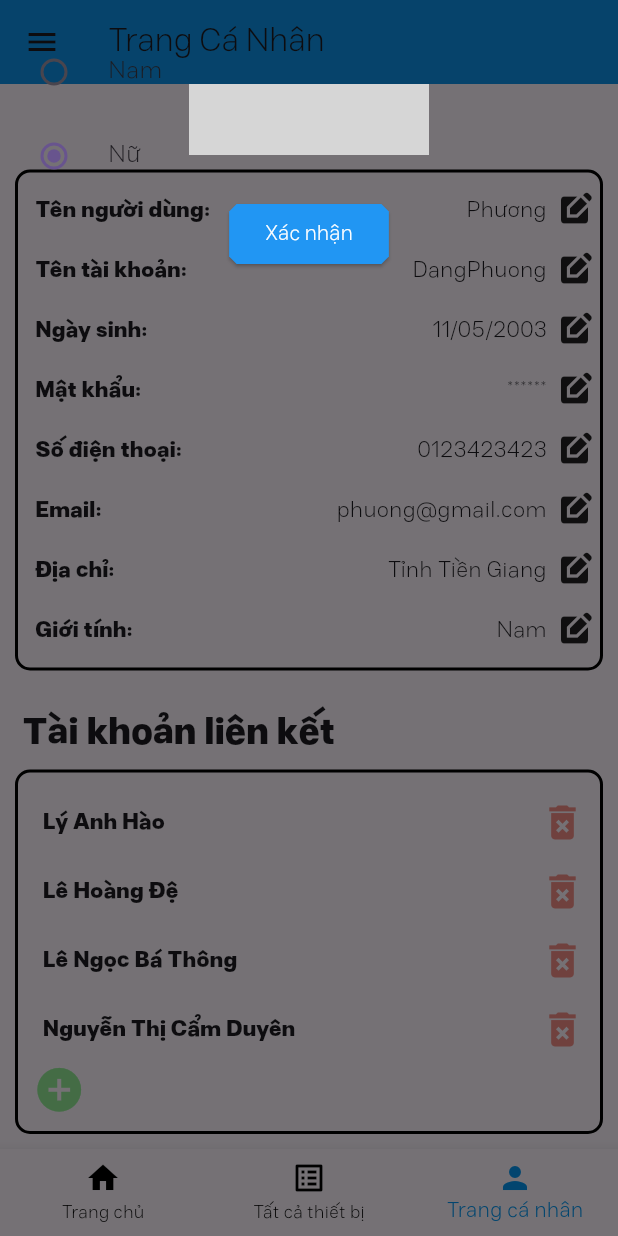
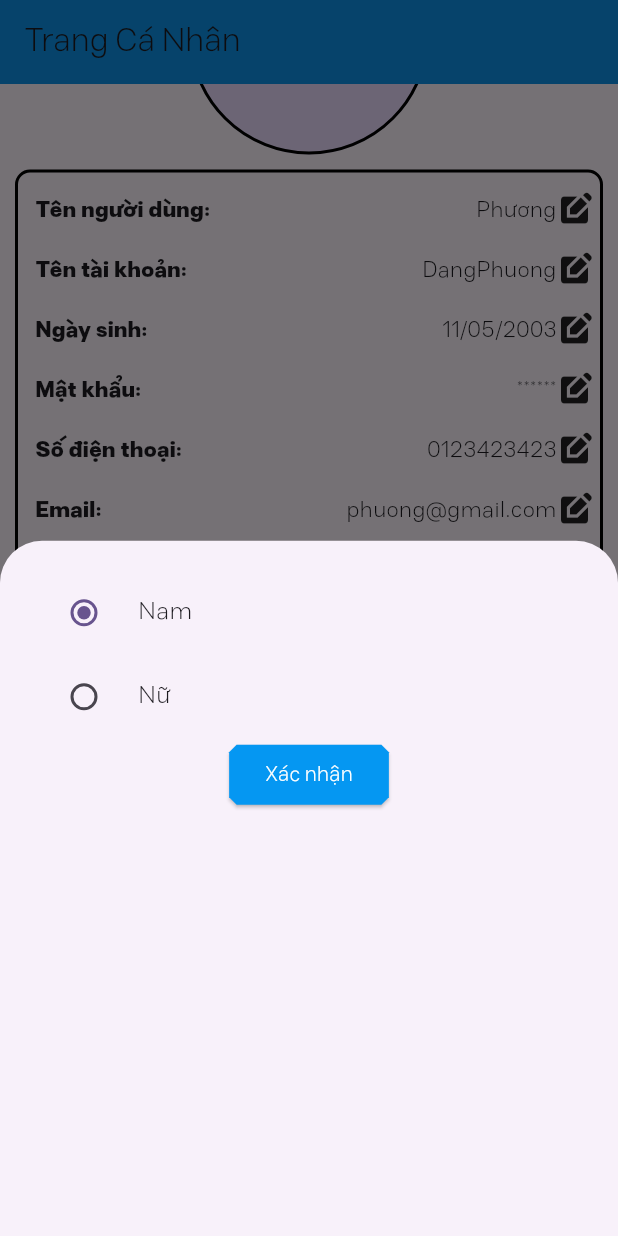
Before and after one commit to vongola-le/DoAn_Nhung, a Flutter app: the screen it shows after launch, scrolled down 123 dp, after a tap on "Nam", on a phone screen of 412 x 824 dp. Run offline on Flutter 3.47's test engine with Material 2 defaults, Android fonts, the light colour scheme and no system bars; network calls fail; grey boxes are pictures that could not be loaded.

Commit message:
Thay đổi editProfile thành bottomSheet

```diff
--- a/DoAn/app_smart_house/lib/view/Profile.dart
+++ b/DoAn/app_smart_house/lib/view/Profile.dart
@@ -1,9 +1,6 @@
 import 'package:app_smart_house/view/BottomMenu.dart';
-import 'package:bottom_drawer/bottom_drawer.dart';
 import 'package:flutter/material.dart';
 
-  var stt=8;
-  var sexbool=false;
 class Profile extends StatefulWidget {
    Profile({super.key,});
    int stt=0;
@@ -13,6 +10,7 @@ class Profile extends StatefulWidget {
 }
 
 class _ProfileState extends State<Profile> {
+
   @override
   Widget build(BuildContext context) {
     return Scaffold(
@@ -20,7 +18,7 @@ class _ProfileState extends State<Profile> {
         backgroundColor:const Color(0xFF0597F2),
         title: const Text('Trang Cá Nhân'),
       ),
-      drawer:const DrawerEditProfile(),
+      bottomSheet: null,
       bottomNavigationBar:const BottomMenu(index: 2),
       body: ListView(
         children: [
@@ -49,16 +47,16 @@ class _ProfileState extends State<Profile> {
            ),
            borderRadius: BorderRadius.circular(10.0),
            ),
-            child: const Column(
+            child:  Column(
               children: [
-                UserInfoItem(text: 'Tên người dùng:', value: 'Phương  '),
-                UserInfoItem(text: 'Tên tài khoản:', value: 'DangPhuong  '),
-                UserInfoItem(text: 'Ngày sinh:', value: '11/05/2003  '),
-                UserInfoItem(text: 'Mật khẩu:', value: '******  '),
-                UserInfoItem(text: 'Số điện thoại:', value: '0123423423  '),
-                UserInfoItem(text: 'Email:', value: 'phuong@gmail.com  '),
-                UserInfoItem(text: 'Địa chỉ:', value: 'Tỉnh Tiền Giang  '),
-                UserInfoItem(text: 'Giới tính:', value: 'Nam  '),
+                UserInfoItem(text: 'Tên người dùng:', value: 'Phương',stt: 1),
+                UserInfoItem(text: 'Tên tài khoản:', value: 'DangPhuong',stt: 2,),
+                UserInfoItem(text: 'Ngày sinh:', value: '11/05/2003',stt: 3,),
+                UserInfoItem(text: 'Mật khẩu:', value: '******',stt: 4,),
+                UserInfoItem(text: 'Số điện thoại:', value: '0123423423',stt: 5,),
+                UserInfoItem(text: 'Email:', value: 'phuong@gmail.com',stt: 6,),
+                UserInfoItem(text: 'Địa chỉ:', value: 'Tỉnh Tiền Giang',stt: 7,),
+                UserInfoItem(text: 'Giới tính:', value: 'Nam',stt: 8,sexbool: true,),
               ],
             ),
           ),),
@@ -108,109 +106,37 @@ class _ProfileState extends State<Profile> {
   );
   }
 }
-class UserInfoItem extends StatelessWidget {
+class UserInfoItem extends StatefulWidget {
+   UserInfoItem({super.key, required this.text,required this.value, required this.stt, this.sexbool=false});
   final String text;
   final String value;
-  const UserInfoItem({super.key, required this.text,required this.value,});
-  @override
-  Widget build(BuildContext context) {
-    return Padding(
-      padding: const EdgeInsets.symmetric(vertical: 8.0),
-      child: Row(
-        mainAxisAlignment: MainAxisAlignment.spaceBetween,
-        children: [
-          Text('  $text',style: const TextStyle(fontWeight: FontWeight.bold,fontSize: 15)),
-          const SizedBox(width: 40.0),
-          GestureDetector(
-            onTap: () {
-              if(text=='Tên người dùng:'){
-                stt=1;
-              }
-              else if(text=='Tên tài khoản:'){
-                stt=2;
-              }
-              else if(text=='Ngày sinh:'){
-                stt=3;
-              }
-              else if(text=='Mật khẩu:'){
-                stt=4;
-              }
-              else if(text=='Số điện thoại:'){
-                stt=5;
-              }
-              else if(text=='Email:'){
-                stt=6;
-              }
-              else if(text=='Địa chỉ:'){
-                stt=7;
-              }
-              else if(text=='Giới tính:'){
-                stt=8;
-              }
-              Scaffold.of(context).openDrawer();
-            },
-            child: Row(children: [
-              Text(value,style:const TextStyle(fontSize: 15),),
-              const Icon(Icons.edit_square)
-            ]),
-          ),
-        ],
-      ),
-    );
-  }
-}
-
-class ShareInfoItem extends StatelessWidget {
-  final String text;
-  const ShareInfoItem({super.key, required this.text,});
-  @override
-  Widget build(BuildContext context) {
-    return Padding(
-      padding: const EdgeInsets.symmetric(vertical: 8.0),
-      child: Row(
-        mainAxisAlignment: MainAxisAlignment.spaceBetween,
-        children: [
-          Text('  $text',style: const TextStyle(fontWeight: FontWeight.bold,fontSize: 15)),
-          const SizedBox(width: 40.0),
-          GestureDetector(
-            onTap: null,
-            child:const Row(children: [
-               Icon(Icons.delete_forever,color: Color.fromARGB(255, 245, 142, 135),size: 30,)
-            ]),
-          ),
-        ],
-      ),
-    );
-  }
-}
-
-class DrawerEditProfile extends StatefulWidget {
-  const DrawerEditProfile({super.key});
+  final int stt;
+  bool sexbool;
 
   @override
-  State<DrawerEditProfile> createState() => _DrawerEditProfileState();
+  State<UserInfoItem> createState() => _UserInfoItemState();
 }
 enum Sex{male,female}
-class _DrawerEditProfileState extends State<DrawerEditProfile> {
-  @override
-  Widget build(BuildContext context) {
-    final title=stt==1?const Text("Chỉnh sửa tên người dùng",style: TextStyle(fontSize: 20,fontWeight: FontWeight.bold),):(stt==2?const Text("Chỉnh sửa tên tài khoản",style: TextStyle(fontSize: 20,fontWeight: FontWeight.bold)):
-              stt==3?const Text("Chỉnh sửa ngày sinh",style: TextStyle(fontSize: 20,fontWeight: FontWeight.bold)):(stt==4?const Text("Chỉnh sửa mật khẩu",style: TextStyle(fontSize: 20,fontWeight: FontWeight.bold)):
-              stt==5?const Text("Chỉnh sửa số điện thoại",style: TextStyle(fontSize: 20,fontWeight: FontWeight.bold)):(stt==6?const Text("Chỉnh sửa Email",style: TextStyle(fontSize: 20,fontWeight: FontWeight.bold)):
-              stt==7?const Text("Chỉnh sửa địa chỉ",style: TextStyle(fontSize: 20,fontWeight: FontWeight.bold)):const Text("Chỉnh sửa giới tính",style: TextStyle(fontSize: 20,fontWeight: FontWeight.bold)))));
-    Sex? _sex=sexbool?Sex.male:Sex.female;
-    return BottomDrawer(
+class _UserInfoItemState extends State<UserInfoItem> {
 
-      header: title,
-       body: Column(children: [
-        const Padding(padding: EdgeInsets.all(10)),
-        if(stt==1)
+
+        void _modalBottomSheetMenu(){
+
+        showModalBottomSheet(
+            context: context,
+            builder: (context){
+              Sex? _sex=widget.sexbool?Sex.male:Sex.female;
+              return Column(children: [
+        if(widget.stt==1)
+        Padding(
+          padding:const EdgeInsets.all(20),
+          child:
           Column(
             children: [
-              TextField(
+             const TextField(
             decoration: InputDecoration(
               hintText: "Nhập tên người dùng mới",
-              border:const OutlineInputBorder(
+              border: OutlineInputBorder(
                 borderRadius: BorderRadius.all(Radius.circular(10))
               )
             ),
@@ -220,13 +146,17 @@ class _DrawerEditProfileState extends State<DrawerEditProfile> {
                 onPressed:() {
 
                 },
-                child: Text("Xác nhận",style: TextStyle(color: Colors.white),),
-                style: ButtonStyle(backgroundColor: MaterialStatePropertyAll(Colors.blue),
-                                  shape: MaterialStatePropertyAll(BeveledRectangleBorder(borderRadius: BorderRadius.circular(5))))
+                style: ButtonStyle(backgroundColor:const MaterialStatePropertyAll( Color(0xFF0597F2)),
+                                  shape: MaterialStatePropertyAll(BeveledRectangleBorder(borderRadius: BorderRadius.circular(5)))),
+                child:const Text("Xác nhận",style: TextStyle(color: Colors.white),)
                 ),
             ],
           )
-        else if(stt==2)
+        )
+        else if(widget.stt==2)
+        Padding(
+          padding:const EdgeInsets.all(20),
+          child:
           Column(
             children: [
               TextField(
@@ -243,12 +173,15 @@ class _DrawerEditProfileState extends State<DrawerEditProfile> {
 
                 },
                 child: Text("Xác nhận",style: TextStyle(color: Colors.white),),
-                style: ButtonStyle(backgroundColor: MaterialStatePropertyAll(Colors.blue),
+                style: ButtonStyle(backgroundColor:const MaterialStatePropertyAll( Color(0xFF0597F2)),
                                   shape: MaterialStatePropertyAll(BeveledRectangleBorder(borderRadius: BorderRadius.circular(5))))
                 ),
             ],
-          )
-        else if(stt==3)
+          ))
+        else if(widget.stt==3)
+        Padding(
+          padding:const EdgeInsets.all(20),
+          child:
           Column(
             children: [
               TextField(
@@ -266,12 +199,15 @@ class _DrawerEditProfileState extends State<DrawerEditProfile> {
 
                 },
                 child: Text("Xác nhận",style: TextStyle(color: Colors.white),),
-                style: ButtonStyle(backgroundColor: MaterialStatePropertyAll(Colors.blue),
+                style: ButtonStyle(backgroundColor: const MaterialStatePropertyAll( Color(0xFF0597F2)),
                                   shape: MaterialStatePropertyAll(BeveledRectangleBorder(borderRadius: BorderRadius.circular(5))))
           ),
             ],
-          )
-        else if(stt==4)
+          ))
+        else if(widget.stt==4)
+        Padding(
+          padding:const EdgeInsets.all(20),
+          child:
            Column(
             children: [
                TextField(
@@ -297,12 +233,15 @@ class _DrawerEditProfileState extends State<DrawerEditProfile> {
 
                 },
                 child: Text("Xác nhận",style: TextStyle(color: Colors.white),),
-                style: ButtonStyle(backgroundColor: MaterialStatePropertyAll(Colors.blue),
+                style: ButtonStyle(backgroundColor: const MaterialStatePropertyAll( Color(0xFF0597F2)),
                                   shape: MaterialStatePropertyAll(BeveledRectangleBorder(borderRadius: BorderRadius.circular(5))))
                 ),
             ],
-          )
-        else if(stt==5)
+          ))
+        else if(widget.stt==5)
+        Padding(
+          padding:const EdgeInsets.all(20),
+          child:
           Column(
             children: [
               TextField(
@@ -320,12 +259,15 @@ class _DrawerEditProfileState extends State<DrawerEditProfile> {
 
                 },
                 child: Text("Xác nhận",style: TextStyle(color: Colors.white),),
-                style: ButtonStyle(backgroundColor: MaterialStatePropertyAll(Colors.blue),
+                style: ButtonStyle(backgroundColor: const MaterialStatePropertyAll( Color(0xFF0597F2)),
                                   shape: MaterialStatePropertyAll(BeveledRectangleBorder(borderRadius: BorderRadius.circular(5))))
                 ),
             ],
-          )
-        else if(stt==6)
+          ))
+        else if(widget.stt==6)
+        Padding(
+          padding:const EdgeInsets.all(20),
+          child:
           Column(
             children: [
               TextField(
@@ -341,12 +283,15 @@ class _DrawerEditProfileState extends State<DrawerEditProfile> {
 
                 },
                 child: Text("Xác nhận",style: TextStyle(color: Colors.white),),
-                style: ButtonStyle(backgroundColor: MaterialStatePropertyAll(Colors.blue),
+                style: ButtonStyle(backgroundColor: const MaterialStatePropertyAll( Color(0xFF0597F2)),
                                   shape: MaterialStatePropertyAll(BeveledRectangleBorder(borderRadius: BorderRadius.circular(5))))
                 ),
             ],
-          )
-        else if(stt==7)
+          ))
+        else if(widget.stt==7)
+        Padding(
+          padding:const EdgeInsets.all(20),
+          child:
           Column(
             children: [
               TextField(
@@ -362,12 +307,15 @@ class _DrawerEditProfileState extends State<DrawerEditProfile> {
 
                 },
                 child: Text("Xác nhận",style: TextStyle(color: Colors.white),),
-                style: ButtonStyle(backgroundColor: MaterialStatePropertyAll(Colors.blue),
+                style: ButtonStyle(backgroundColor: const MaterialStatePropertyAll( Color(0xFF0597F2)),
                                   shape: MaterialStatePropertyAll(BeveledRectangleBorder(borderRadius: BorderRadius.circular(5))))
                 ),
             ],
-          )
-        else if(stt==8)
+          ))
+        else if(widget.stt==8)
+        Padding(
+          padding:const EdgeInsets.all(20),
+          child:
           Column(
             children: [
               RadioListTile<Sex>(
@@ -377,7 +325,7 @@ class _DrawerEditProfileState extends State<DrawerEditProfile> {
                 onChanged: (Sex? value){
                   setState(() {
                     _sex=value!;
-                    sexbool=_sex==Sex.male?true:false;
+                    widget.sexbool=_sex==Sex.male?true:false;
                   });
                 },
               ),
@@ -388,7 +336,7 @@ class _DrawerEditProfileState extends State<DrawerEditProfile> {
                 onChanged: (Sex? value){
                   setState(() {
                     _sex=value!;
-                    sexbool=_sex==Sex.male?true:false;
+                    widget.sexbool=_sex==Sex.male?true:false;
                   });
                 },
               ),
@@ -397,13 +345,60 @@ class _DrawerEditProfileState extends State<DrawerEditProfile> {
 
                 },
                 child: Text("Xác nhận",style: TextStyle(color: Colors.white),),
-                style: ButtonStyle(backgroundColor: MaterialStatePropertyAll(Colors.blue),
+                style: ButtonStyle(backgroundColor: const MaterialStatePropertyAll( Color(0xFF0597F2)),
                                   shape: MaterialStatePropertyAll(BeveledRectangleBorder(borderRadius: BorderRadius.circular(5))))
                 ),
             ],
-          )
-       ]),
-       headerHeight: MediaQuery.of(context).size.height/1.5,
-       drawerHeight: MediaQuery.of(context).size.height/1.5);
+          ))
+       ]);
+            }
+        );
+      }
+  @override
+  Widget build(BuildContext context) {
+    return
+
+    Padding(
+      padding: const EdgeInsets.symmetric(vertical: 8.0),
+      child: Row(
+        mainAxisAlignment: MainAxisAlignment.spaceBetween,
+        children: [
+          Text('  ${widget.text}',style: const TextStyle(fontWeight: FontWeight.bold,fontSize: 15)),
+          const SizedBox(width: 40.0),
+          GestureDetector(
+            onTap: () {
+              _modalBottomSheetMenu();
+            },
+            child: Row(children: [
+              Text(widget.value,style:const TextStyle(fontSize: 15),),
+              const Icon(Icons.edit_square)
+            ]),
+          ),
+        ],
+      ),
+    );;
   }
 }
+class ShareInfoItem extends StatelessWidget {
+  final String text;
+  const ShareInfoItem({super.key, required this.text,});
+  @override
+  Widget build(BuildContext context) {
+    return Padding(
+      padding: const EdgeInsets.symmetric(vertical: 8.0),
+      child: Row(
+        mainAxisAlignment: MainAxisAlignment.spaceBetween,
+        children: [
+          Text('  $text',style: const TextStyle(fontWeight: FontWeight.bold,fontSize: 15)),
+          const SizedBox(width: 40.0),
+          GestureDetector(
+            onTap: null,
+            child:const Row(children: [
+               Icon(Icons.delete_forever,color: Color.fromARGB(255, 245, 142, 135),size: 30,)
+            ]),
+          ),
+        ],
+      ),
+    );
+  }
+}
```
